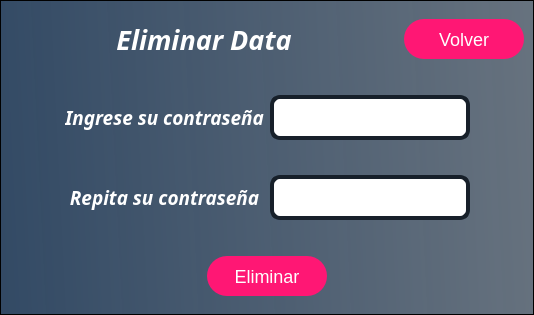
This is interfaces/eliminarData.ui in Reinaldito04/App-Consultas-y-Historias-Medicas as Qt 5 draws it before an edit. The edited form follows.
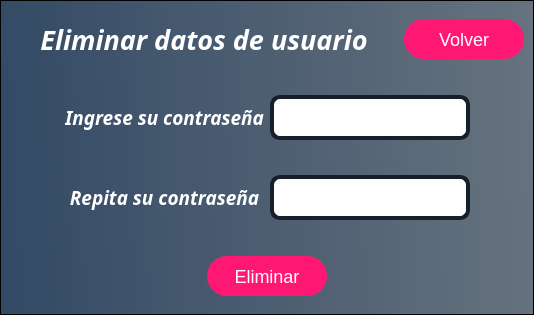
This is the edited form.

Patch:
```diff
--- a/interfaces/eliminarData.ui
+++ b/interfaces/eliminarData.ui
@@ -94,7 +94,7 @@
 }</string>
           </property>
           <property name="text">
-           <string>Eliminar Data</string>
+           <string>Eliminar datos de usuario</string>
           </property>
           <property name="alignment">
            <set>Qt::AlignCenter</set>
```
